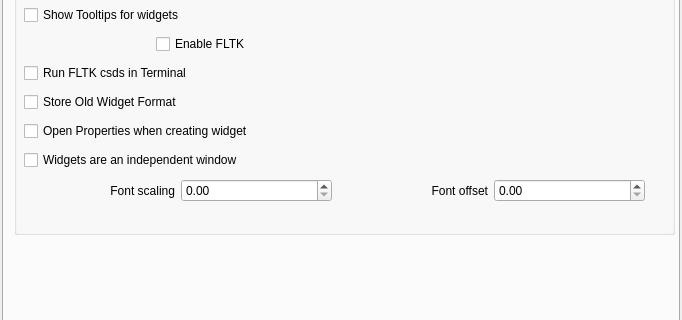
Qt form src/configdialog.ui (CsoundQt/CsoundQt) before a commit; both pictures show x 0 to 682 and y 184 to 504 of the 682 by 589 pixel window.
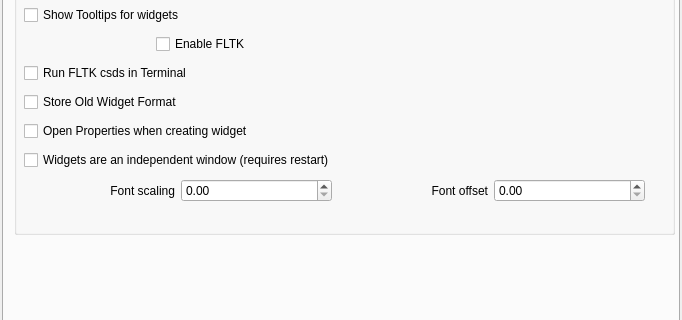
The same form after that commit. The open tabs and pages were chosen to show the change.

Commit message: Added text "Needs restart" to widgets independent option in config dialog Hopefully fixed the url issues with external browser opening help pages

```diff
--- a/src/configdialog.ui
+++ b/src/configdialog.ui
@@ -1127,7 +1127,7 @@
          <item>
           <widget class="QCheckBox" name="widgetsIndependentCheckBox">
            <property name="text">
-            <string>Widgets are an independent window</string>
+            <string>Widgets are an independent window (requires restart)</string>
            </property>
           </widget>
          </item>
```
Left out of the diff: 2 changed lines with no effect on the pictures. The commit also changes 1 other file.
